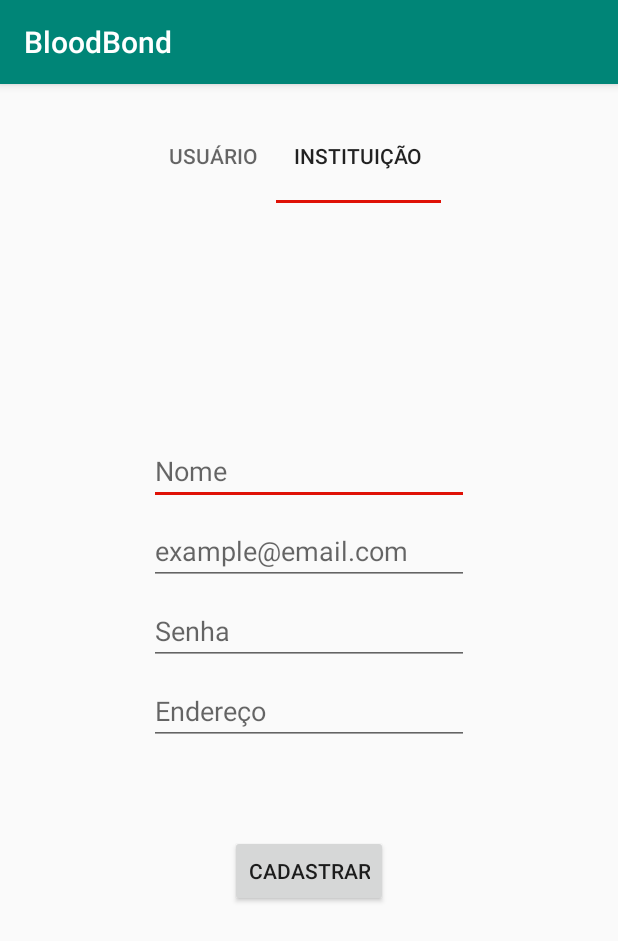
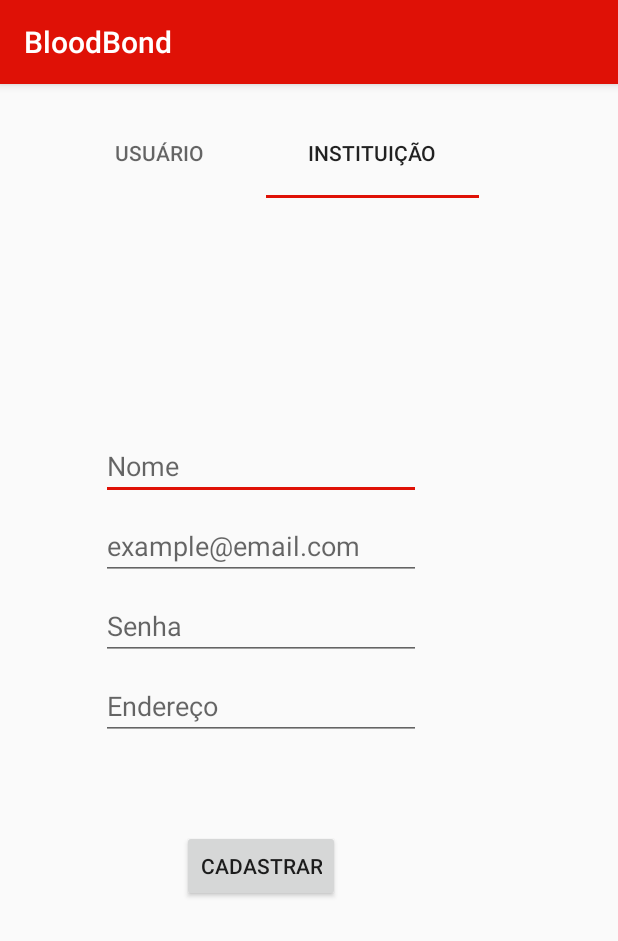
Before and after one commit to Vernalhav/App-doacao-sangue, an Android app: the cadastroUsuario screen opened directly, with no data from a screen before it, tab 2 chosen, on a phone screen of 412 x 824 dp. Shown: the top 941 px of the screen. Run offline under Robolectric (Android 15) with nearby library versions, the phone set to English and light mode, and no system bars.

Commit message:
aperfeiçoamento das telas de login e cadastro

```diff
--- a/app/src/main/res/layout/activity_cadastro_instituicao.xml
+++ b/app/src/main/res/layout/activity_cadastro_instituicao.xml
@@ -16,13 +16,15 @@
         android:layout_marginTop="148dp"
         android:layout_marginEnd="8dp"
         android:layout_marginRight="8dp"
+        android:autofillHints=""
         android:ems="10"
         android:hint="@string/nome"
         android:inputType="textPersonName"
+        android:textColorLink="@color/colorAccent"
         app:layout_constraintEnd_toEndOf="parent"
         app:layout_constraintStart_toStartOf="parent"
         app:layout_constraintTop_toTopOf="parent"
-        android:autofillHints="" tools:targetApi="o" />
+        tools:targetApi="o" />
 
     <EditText
         android:id="@+id/editText2"
@@ -33,13 +35,15 @@
         android:layout_marginTop="8dp"
         android:layout_marginEnd="8dp"
         android:layout_marginRight="8dp"
+        android:autofillHints=""
         android:ems="10"
         android:hint="@string/example_email_com"
         android:inputType="textEmailAddress"
+        android:textColorLink="@color/colorAccent"
         app:layout_constraintEnd_toEndOf="parent"
         app:layout_constraintStart_toStartOf="parent"
         app:layout_constraintTop_toBottomOf="@+id/editText"
-        android:autofillHints="" tools:targetApi="o" />
+        tools:targetApi="o" />
 
     <EditText
         android:id="@+id/editText3"
@@ -50,13 +54,15 @@
         android:layout_marginTop="8dp"
         android:layout_marginEnd="8dp"
         android:layout_marginRight="8dp"
+        android:autofillHints=""
         android:ems="10"
         android:hint="@string/senha"
         android:inputType="textPassword"
+        android:textColorLink="@color/colorAccent"
         app:layout_constraintEnd_toEndOf="parent"
         app:layout_constraintStart_toStartOf="parent"
         app:layout_constraintTop_toBottomOf="@+id/editText2"
-        android:autofillHints="" tools:targetApi="o" />
+        tools:targetApi="o" />
 
     <EditText
         android:id="@+id/editText4"
@@ -67,13 +73,15 @@
         android:layout_marginTop="8dp"
         android:layout_marginEnd="8dp"
         android:layout_marginRight="8dp"
+        android:autofillHints=""
         android:ems="10"
         android:hint="@string/endere_o"
         android:inputType="textPostalAddress"
+        android:textColorLink="@color/colorAccent"
         app:layout_constraintEnd_toEndOf="parent"
         app:layout_constraintStart_toStartOf="parent"
         app:layout_constraintTop_toBottomOf="@+id/editText3"
-        android:autofillHints="" tools:targetApi="o"/>
+        tools:targetApi="o" />
 
     <Button
         android:id="@+id/button2"
--- a/app/src/main/res/layout/activity_cadastro_usuario.xml
+++ b/app/src/main/res/layout/activity_cadastro_usuario.xml
@@ -16,13 +16,15 @@
         android:layout_marginTop="148dp"
         android:layout_marginEnd="8dp"
         android:layout_marginRight="8dp"
+        android:autofillHints=""
         android:ems="10"
         android:hint="@string/nome"
         android:inputType="textPersonName"
+        android:textColorLink="@color/colorAccent"
         app:layout_constraintEnd_toEndOf="parent"
         app:layout_constraintStart_toStartOf="parent"
         app:layout_constraintTop_toTopOf="parent"
-        android:autofillHints="" tools:targetApi="o" />
+        tools:targetApi="o" />
 
     <EditText
         android:id="@+id/editText2"
@@ -33,13 +35,15 @@
         android:layout_marginTop="8dp"
         android:layout_marginEnd="8dp"
         android:layout_marginRight="8dp"
+        android:autofillHints=""
         android:ems="10"
         android:hint="@string/example_email_com"
         android:inputType="textEmailAddress"
+        android:textColorLink="@color/colorAccent"
         app:layout_constraintEnd_toEndOf="parent"
         app:layout_constraintStart_toStartOf="parent"
         app:layout_constraintTop_toBottomOf="@+id/editText"
-        android:autofillHints="" tools:targetApi="o" />
+        tools:targetApi="o" />
 
     <EditText
         android:id="@+id/editText3"
@@ -50,13 +54,15 @@
         android:layout_marginTop="8dp"
         android:layout_marginEnd="8dp"
         android:layout_marginRight="8dp"
+        android:autofillHints=""
         android:ems="10"
         android:hint="@string/senha"
         android:inputType="textPassword"
+        android:textColorLink="@color/colorAccent"
         app:layout_constraintEnd_toEndOf="parent"
         app:layout_constraintStart_toStartOf="parent"
         app:layout_constraintTop_toBottomOf="@+id/editText2"
-        android:autofillHints="" tools:targetApi="o" />
+        tools:targetApi="o" />
 
     <Button
         android:id="@+id/button3"
--- a/app/src/main/res/layout/activity_tela_cadastro.xml
+++ b/app/src/main/res/layout/activity_tela_cadastro.xml
@@ -8,37 +8,37 @@
 
     <android.support.design.widget.TabLayout
         android:id="@+id/tabLayout"
-        android:layout_width="210dp"
-        android:layout_height="63dp"
+        android:layout_width="284dp"
+        android:layout_height="60dp"
         android:layout_marginStart="8dp"
         android:layout_marginLeft="8dp"
         android:layout_marginTop="16dp"
         android:layout_marginEnd="8dp"
         android:layout_marginRight="8dp"
-        android:foregroundGravity="fill"
         app:layout_constraintBottom_toBottomOf="parent"
         app:layout_constraintEnd_toEndOf="parent"
-        app:layout_constraintHorizontal_bias="0.497"
+        app:layout_constraintHorizontal_bias="0.49"
         app:layout_constraintStart_toStartOf="parent"
         app:layout_constraintTop_toTopOf="parent"
         app:layout_constraintVertical_bias="0.0"
         app:tabGravity="fill"
-        app:tabIndicatorGravity="bottom"
-        app:tabInlineLabel="true"
-        app:tabMode="scrollable"
-        app:tabUnboundedRipple="true" />
+        app:tabIndicatorColor="@color/colorAccent"
+        app:tabMode="fixed" />
 
     <view
         android:id="@+id/viewer"
         class="android.support.v4.view.ViewPager"
         id="@+id/view"
-        android:layout_width="wrap_content"
-        android:layout_height="634dp"
+        android:layout_width="347dp"
+        android:layout_height="571dp"
         android:layout_marginTop="8dp"
+        android:layout_marginEnd="8dp"
+        android:layout_marginRight="8dp"
         app:layout_constraintBottom_toBottomOf="parent"
         app:layout_constraintEnd_toEndOf="parent"
-        app:layout_constraintHorizontal_bias="0.0"
+        app:layout_constraintHorizontal_bias="0.571"
         app:layout_constraintStart_toStartOf="parent"
-        app:layout_constraintTop_toBottomOf="@+id/tabLayout" />
+        app:layout_constraintTop_toBottomOf="@+id/tabLayout"
+        app:layout_constraintVertical_bias="1.0" />
 
 </android.support.constraint.ConstraintLayout>
--- a/app/src/main/res/values/colors.xml
+++ b/app/src/main/res/values/colors.xml
@@ -1,6 +1,6 @@
 <?xml version="1.0" encoding="utf-8"?>
 <resources>
     <color name="colorPrimary">#008577</color>
-    <color name="colorPrimaryDark">#00574B</color>
+    <color name="colorPrimaryDark">#c7180f</color>
     <color name="colorAccent">#DF1106</color>
 </resources>
--- a/app/src/main/res/values/styles.xml
+++ b/app/src/main/res/values/styles.xml
@@ -3,7 +3,7 @@
     <!-- Base application theme. -->
     <style name="AppTheme" parent="Theme.AppCompat.Light.DarkActionBar">
         <!-- Customize your theme here. -->
-        <item name="colorPrimary">@color/colorPrimary</item>
+        <item name="colorPrimary">@color/colorAccent</item>
         <item name="colorPrimaryDark">@color/colorPrimaryDark</item>
         <item name="colorAccent">@color/colorAccent</item>
     </style>
```
